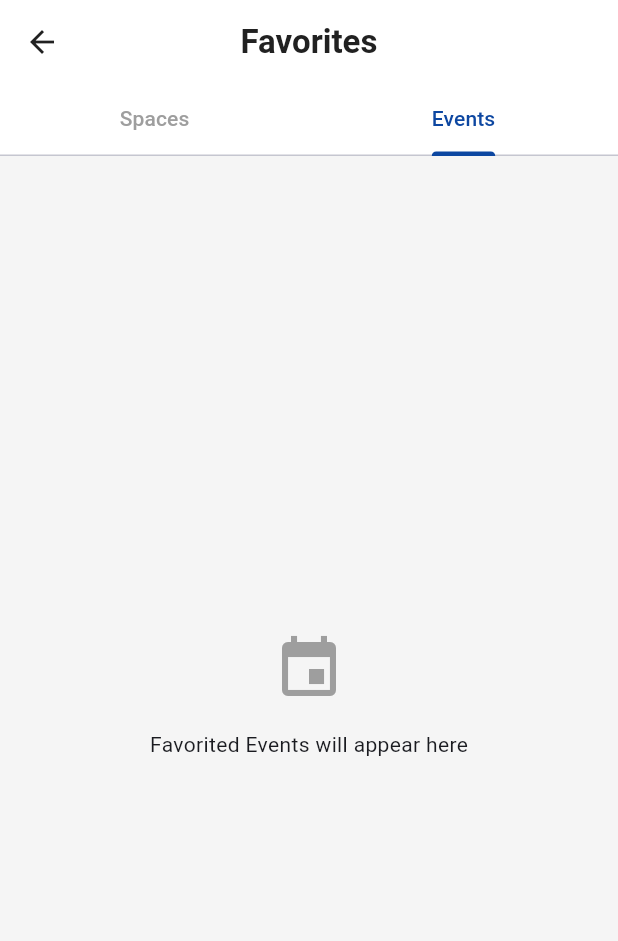
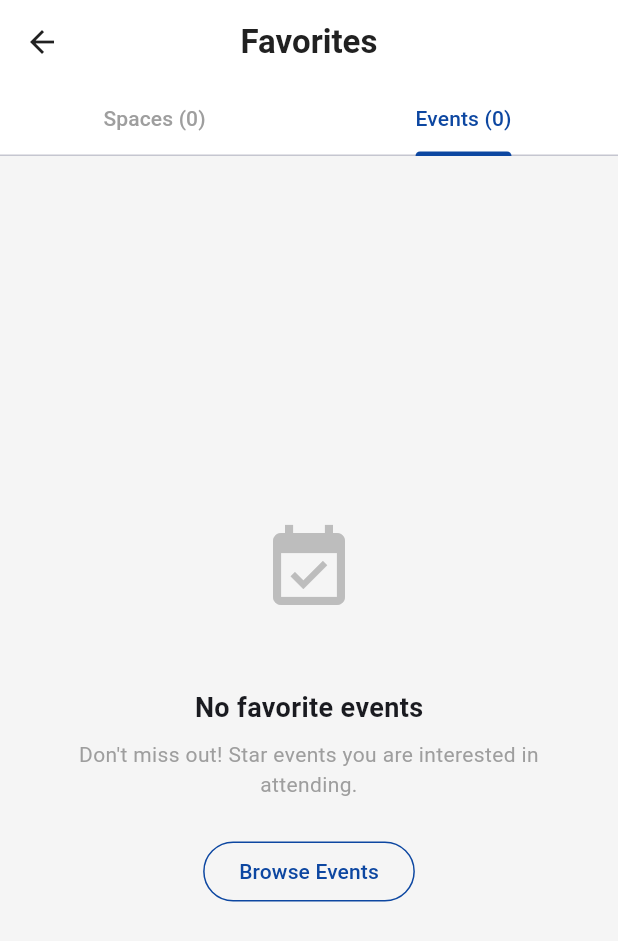
Before and after one commit to Ethanolbicarbonate/westigov2, a Flutter app: the FavoritesScreen screen opened directly, tab 2 chosen, on a phone screen of 412 x 824 dp. Shown: the top 941 px of the screen. Run offline on Flutter 3.47's test engine with Material 3 defaults, Android fonts, the phone set to English and light mode, and no system bars; our stand-ins replace flutter_map, flutter_riverpod, latlong2, supabase_flutter; missing offline and left inert: string_similarity; accounts and stored records are empty.

Commit message:
Add favorite events UI and provider logic
Introduces favorite event card and space card widgets, adds provider and service methods for fetching favorite events, and updates the favorites screen to display favorite spaces and events with improved empty states and navigation. Enhances user experience by allowing removal of favorites and showing counts in tabs.

```diff
--- a/lib/screens/favorites/favorites_screen.dart
+++ b/lib/screens/favorites/favorites_screen.dart
@@ -2,6 +2,10 @@ import 'package:flutter/material.dart';
 import 'package:flutter_riverpod/flutter_riverpod.dart';
 import 'package:westigov2/utils/constants.dart';
 import 'package:westigov2/providers/favorite_provider.dart';
+import 'package:westigov2/widgets/favorite_space_card.dart';
+import 'package:westigov2/screens/map/space_detail_screen.dart';
+import 'package:westigov2/widgets/favorite_event_card.dart';
+import 'package:westigov2/screens/events/event_detail_screen.dart'; // To navigate
 
 class FavoritesScreen extends ConsumerStatefulWidget {
   const FavoritesScreen({super.key});
@@ -10,8 +14,56 @@ class FavoritesScreen extends ConsumerStatefulWidget {
   ConsumerState<FavoritesScreen> createState() => _FavoritesScreenState();
 }
 
-class _FavoritesScreenState extends ConsumerState<FavoritesScreen> with SingleTickerProviderStateMixin {
+class _FavoritesScreenState extends ConsumerState<FavoritesScreen>
+    with SingleTickerProviderStateMixin {
   late TabController _tabController;
+
+  Widget _buildEmptyState({
+    required IconData icon,
+    required String title,
+    required String subtitle,
+    required String buttonText,
+    required VoidCallback onPressed,
+  }) {
+    return Center(
+      child: Padding(
+        padding: const EdgeInsets.all(32.0),
+        child: Column(
+          mainAxisAlignment: MainAxisAlignment.center,
+          children: [
+            Container(
+              padding: const EdgeInsets.all(24),
+              decoration: BoxDecoration(
+                color: Colors.grey[100],
+                shape: BoxShape.circle,
+              ),
+              child: Icon(icon, size: 64, color: Colors.grey[400]),
+            ),
+            const SizedBox(height: 24),
+            Text(
+              title,
+              style: const TextStyle(fontSize: 18, fontWeight: FontWeight.bold),
+            ),
+            const SizedBox(height: 8),
+            Text(
+              subtitle,
+              textAlign: TextAlign.center,
+              style: const TextStyle(color: Colors.grey),
+            ),
+            const SizedBox(height: 24),
+            OutlinedButton(
+              onPressed: onPressed,
+              style: OutlinedButton.styleFrom(
+                foregroundColor: AppColors.primary,
+                side: const BorderSide(color: AppColors.primary),
+              ),
+              child: Text(buttonText),
+            ),
+          ],
+        ),
+      ),
+    );
+  }
 
   @override
   void initState() {
@@ -38,48 +90,130 @@ class _FavoritesScreenState extends ConsumerState<FavoritesScreen> with SingleTi
         backgroundColor: Colors.white,
         elevation: 0,
         foregroundColor: AppColors.textDark,
-        bottom: TabBar(
+        bottom: PreferredSize(
+          preferredSize: const Size.fromHeight(48),
+          child: Consumer(
+            builder: (context, ref, _) {
+              final spacesCount =
+                  ref.watch(favoriteSpacesListProvider).asData?.value.length ??
+                      0;
+              final eventsCount =
+                  ref.watch(favoriteEventsListProvider).asData?.value.length ??
+                      0;
+
+              return TabBar(
                 controller: _tabController,
                 labelColor: AppColors.primary,
                 unselectedLabelColor: Colors.grey,
                 indicatorColor: AppColors.primary,
-          tabs: const [
-            Tab(text: 'Spaces'),
-            Tab(text: 'Events'),
+                tabs: [
+                  Tab(text: 'Spaces ($spacesCount)'),
+                  Tab(text: 'Events ($eventsCount)'),
                 ],
+              );
+            },
+          ),
         ),
       ),
       body: TabBarView(
         controller: _tabController,
         children: [
-          // Spaces Placeholder
           Consumer(
             builder: (context, ref, _) {
               final spacesAsync = ref.watch(favoriteSpacesListProvider);
 
               return spacesAsync.when(
                 data: (spaces) {
-                  if (spaces.isNotEmpty) {
-                     print('Loaded ${spaces.length} favorite spaces');
+                  if (spaces.isEmpty) {
+                    return _buildEmptyState(
+                      icon: Icons.star_border,
+                      title: 'No favorite spaces',
+                      subtitle:
+                          'Save rooms, labs, or buildings you visit often for quick access.',
+                      buttonText: 'Explore Map',
+                      onPressed: () {
+                        // Ideally switch tabs, but for now show snackbar
+                        ScaffoldMessenger.of(context).showSnackBar(
+                          const SnackBar(
+                              content: Text('Go to the Map tab to explore!')),
+                        );
+                      },
+                    );
                   }
-                  return Center(child: Text('Loaded ${spaces.length} spaces (Check Console)'));
+
+                  // List of favorite spaces
+                  return ListView.builder(
+                    padding: const EdgeInsets.all(AppSizes.paddingM),
+                    itemCount: spaces.length,
+                    itemBuilder: (context, index) {
+                      final space = spaces[index];
+                      return FavoriteSpaceCard(
+                        space: space,
+                        onTap: () {
+                          Navigator.push(
+                            context,
+                            MaterialPageRoute(
+                              builder: (context) =>
+                                  SpaceDetailScreen(space: space),
+                            ),
+                          );
+                        },
+                      );
+                    },
+                  );
                 },
                 loading: () => const Center(child: CircularProgressIndicator()),
                 error: (err, _) => Center(child: Text('Error: $err')),
               );
             },
           ),
+          // Events
+          Consumer(
+            builder: (context, ref, _) {
+              final eventsAsync = ref.watch(favoriteEventsListProvider);
 
-          // Events Placeholder
-          const Center(
-            child: Column(
-              mainAxisAlignment: MainAxisAlignment.center,
-              children: [
-                Icon(Icons.event, size: 48, color: Colors.grey),
-                SizedBox(height: 16),
-                Text('Favorited Events will appear here'),
-              ],
+              return eventsAsync.when(
+                data: (events) {
+                  if (events.isEmpty) {
+                    return _buildEmptyState(
+                      icon: Icons.event_available,
+                      title: 'No favorite events',
+                      subtitle:
+                          'Don\'t miss out! Star events you are interested in attending.',
+                      buttonText: 'Browse Events',
+                      onPressed: () {
+                        ScaffoldMessenger.of(context).showSnackBar(
+                          const SnackBar(
+                              content: Text('Go to the Events tab to browse!')),
+                        );
+                      },
+                    );
+                  }
+
+                  return ListView.builder(
+                    padding: const EdgeInsets.all(AppSizes.paddingM),
+                    itemCount: events.length,
+                    itemBuilder: (context, index) {
+                      final event = events[index];
+                      return FavoriteEventCard(
+                        event: event,
+                        onTap: () {
+                          Navigator.push(
+                            context,
+                            MaterialPageRoute(
+                              builder: (context) =>
+                                  EventDetailScreen(event: event),
                             ),
+                          );
+                        },
+                      );
+                    },
+                  );
+                },
+                loading: () => const Center(child: CircularProgressIndicator()),
+                error: (err, _) => Center(child: Text('Error: $err')),
+              );
+            },
           ),
         ],
       ),
```
Also changed, not shown: lib/providers/favorite_provider.dart (+29 -7 lines), lib/services/favorite_service.dart (+24 -0 lines), lib/widgets/favorite_event_card.dart (added, +115 -0 lines), lib/widgets/favorite_space_card.dart (added, +116 -0 lines). Lines whose indentation alone changed are shown as unchanged.
